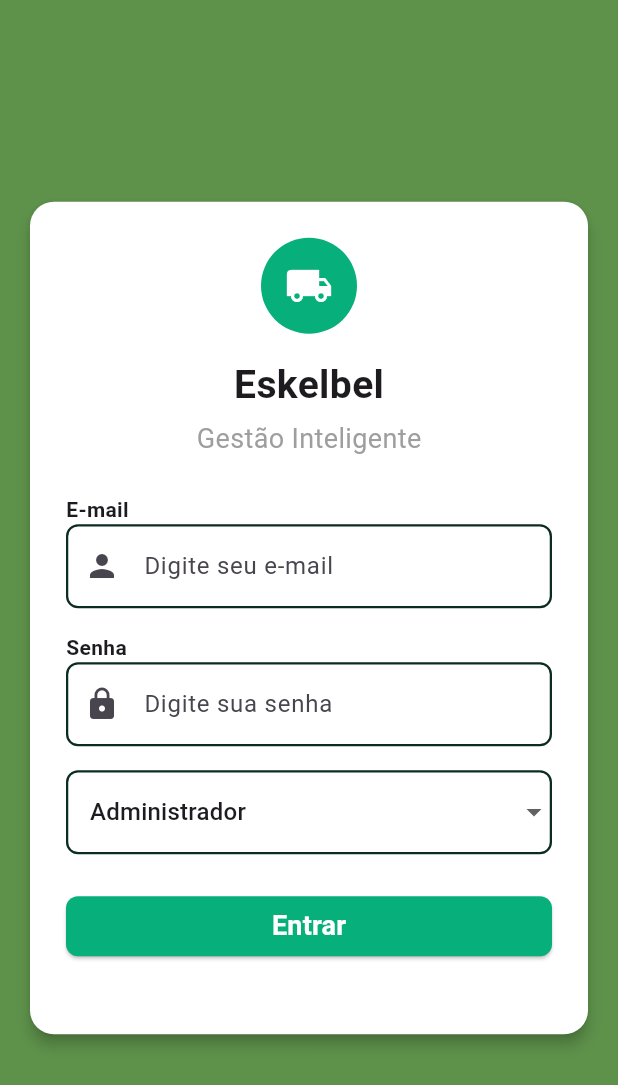
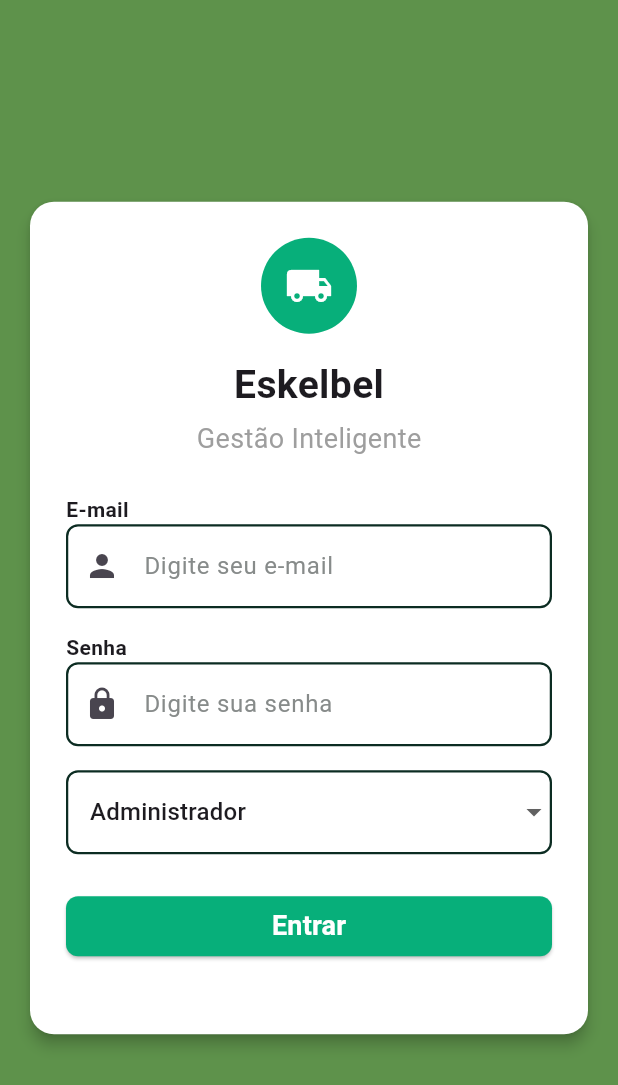
Before and after one commit to jooaonnz/Eskelbel-Gestao_inteligente, a Flutter app: the screen it shows after launch, on a phone screen of 412 x 824 dp. Shown: the top 1085 px of the screen. Run offline on Flutter 3.47's test engine with Material 3 defaults, Android fonts, the phone set to English and light mode, and no system bars.

Commit message:
ft: inputs colors modify

```diff
--- a/lib/main.dart
+++ b/lib/main.dart
@@ -11,7 +11,7 @@ class MyApp extends StatelessWidget {
 	@override
 	Widget build(BuildContext context) {
 		return MaterialApp(
-			title: 'DistribUI',
+			title: 'Eskelbel',
 			theme: ThemeData(
 				primarySwatch: Colors.blue,
 			),
--- a/lib/src/features/auth/views/login_page.dart
+++ b/lib/src/features/auth/views/login_page.dart
@@ -11,6 +11,7 @@ class LoginPage extends StatefulWidget {
   @override
   State<LoginPage> createState() => _LoginPageState();
 }
+
 
 class _LoginPageState extends State<LoginPage> {
   final TextEditingController emailController = TextEditingController();
@@ -133,6 +134,7 @@ class _LoginPageState extends State<LoginPage> {
                       controller: emailController,
                       decoration: const InputDecoration(
                         hintText: 'Digite seu e-mail',
+                        hintStyle: TextStyle(color: Color.fromARGB(255, 135, 139, 138)),
                         prefixIcon: Icon(Icons.person),
                         border: OutlineInputBorder(
                           borderRadius: BorderRadius.all(Radius.circular(8)),
@@ -163,6 +165,7 @@ class _LoginPageState extends State<LoginPage> {
                       controller: passwordController,
                       decoration: const InputDecoration(
                         hintText: 'Digite sua senha',
+                        hintStyle: TextStyle(color: Color.fromARGB(255, 135, 139, 138)),
                         prefixIcon: Icon(Icons.lock),
                         enabledBorder: OutlineInputBorder(
                           borderRadius: BorderRadius.all(Radius.circular(8)),
@@ -191,7 +194,7 @@ class _LoginPageState extends State<LoginPage> {
                       items: const [
                         DropdownMenuItem(
                           value: 'admin',
-                          child: Text('Administrador'),
+                          child: Text('Administrador',),
                         ),
                         DropdownMenuItem(
                           value: 'estoquista',
```
